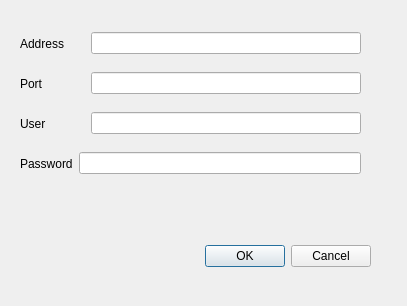
Above: src/ui/settingsdialog.ui from jose-lpa/WatchOnKodi before the change. Below: the same form after it.
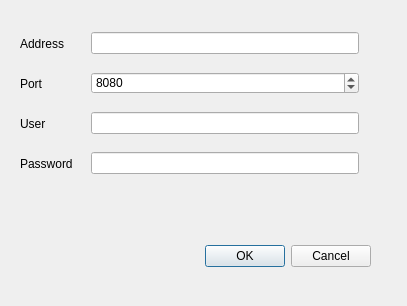
That is the form after the change.

Commit message: Using `QSpinBox` for port configuration, and fixed size of settings widgets.

```diff
--- a/src/ui/settingsdialog.ui
+++ b/src/ui/settingsdialog.ui
@@ -59,13 +59,41 @@
         <height>0</height>
        </size>
       </property>
+      <property name="maximumSize">
+       <size>
+        <width>65</width>
+        <height>25</height>
+       </size>
+      </property>
       <property name="text">
        <string>Port</string>
       </property>
      </widget>
     </item>
     <item>
-     <widget class="QLineEdit" name="lineEditPort"/>
+     <widget class="QSpinBox" name="spinBoxPort">
+      <property name="minimumSize">
+       <size>
+        <width>0</width>
+        <height>0</height>
+       </size>
+      </property>
+      <property name="maximumSize">
+       <size>
+        <width>268</width>
+        <height>22</height>
+       </size>
+      </property>
+      <property name="minimum">
+       <number>1</number>
+      </property>
+      <property name="maximum">
+       <number>65535</number>
+      </property>
+      <property name="value">
+       <number>8080</number>
+      </property>
+     </widget>
     </item>
    </layout>
   </widget>
@@ -87,13 +115,26 @@
         <height>0</height>
        </size>
       </property>
+      <property name="maximumSize">
+       <size>
+        <width>65</width>
+        <height>25</height>
+       </size>
+      </property>
       <property name="text">
        <string>User</string>
       </property>
      </widget>
     </item>
     <item>
-     <widget class="QLineEdit" name="lineEditUser"/>
+     <widget class="QLineEdit" name="lineEditUser">
+      <property name="maximumSize">
+       <size>
+        <width>268</width>
+        <height>22</height>
+       </size>
+      </property>
+     </widget>
     </item>
    </layout>
   </widget>
@@ -109,6 +150,18 @@
    <layout class="QHBoxLayout" name="horizontalLayoutPassword">
     <item>
      <widget class="QLabel" name="labelPassword">
+      <property name="minimumSize">
+       <size>
+        <width>65</width>
+        <height>0</height>
+       </size>
+      </property>
+      <property name="maximumSize">
+       <size>
+        <width>65</width>
+        <height>25</height>
+       </size>
+      </property>
       <property name="text">
        <string>Password</string>
       </property>
@@ -116,6 +169,12 @@
     </item>
     <item>
      <widget class="QLineEdit" name="lineEditPassword">
+      <property name="maximumSize">
+       <size>
+        <width>268</width>
+        <height>22</height>
+       </size>
+      </property>
       <property name="inputMethodHints">
        <set>Qt::ImhHiddenText|Qt::ImhNoAutoUppercase|Qt::ImhNoPredictiveText|Qt::ImhSensitiveData</set>
       </property>
@@ -141,7 +200,13 @@
       <property name="minimumSize">
        <size>
         <width>65</width>
-        <height>0</height>
+        <height>25</height>
+       </size>
+      </property>
+      <property name="maximumSize">
+       <size>
+        <width>65</width>
+        <height>25</height>
        </size>
       </property>
       <property name="text">
@@ -150,7 +215,14 @@
      </widget>
     </item>
     <item>
-     <widget class="QLineEdit" name="lineEditAddress"/>
+     <widget class="QLineEdit" name="lineEditAddress">
+      <property name="maximumSize">
+       <size>
+        <width>268</width>
+        <height>22</height>
+       </size>
+      </property>
+     </widget>
     </item>
    </layout>
   </widget>
```
The commit also changes 1 other file.
